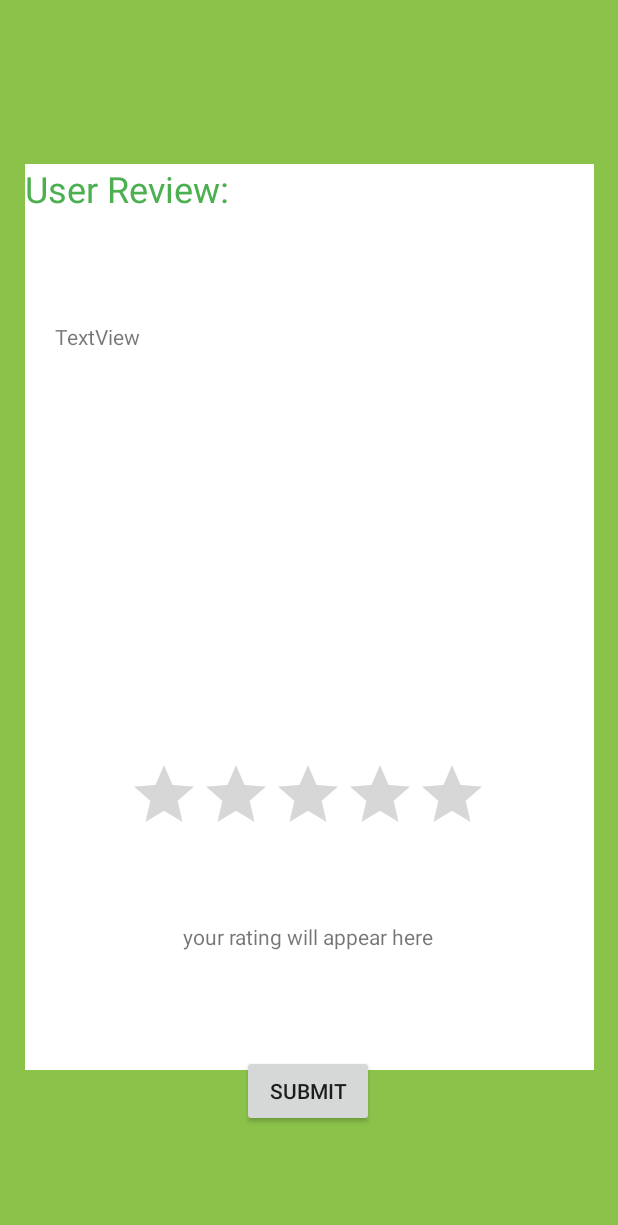
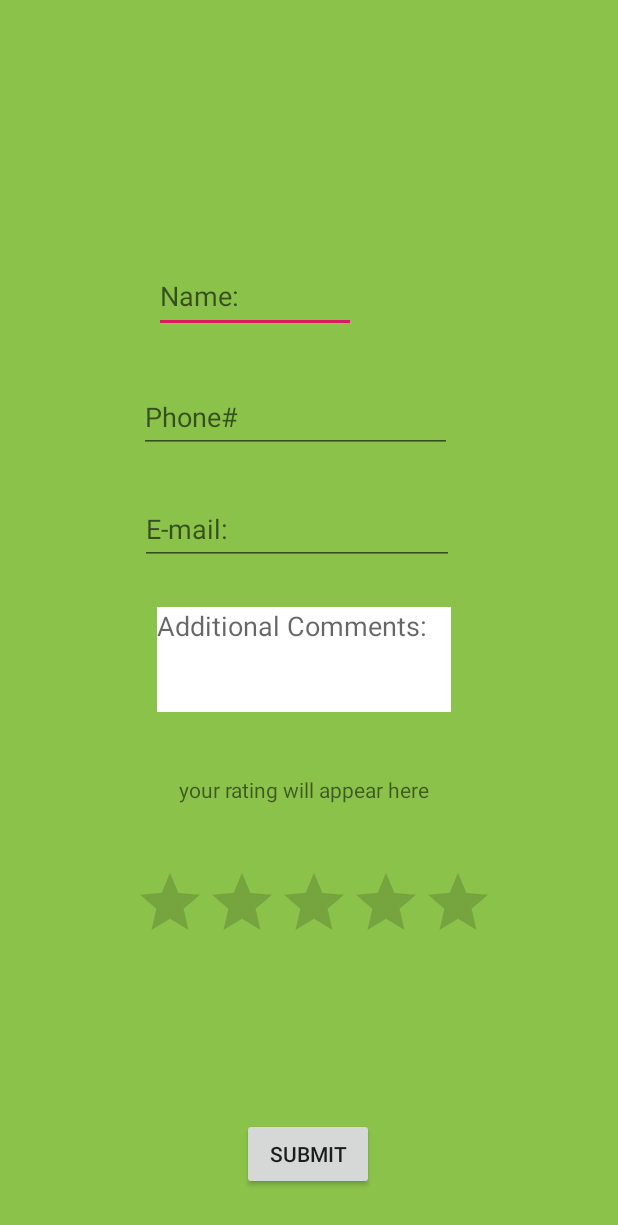
Before and after one commit to MofifoluwaLekeAkinrowo3651/iMonitor, an Android app: the layout activity_review.xml on its own in the app's theme, with its tools: preview values and no code run, on a phone screen of 412 x 824 dp. Shown: the top 1225 px of the screen. Run offline under Robolectric (Android 15) with nearby library versions, the phone set to English and light mode, and no system bars.

Commit message:
-add functionality to submit btn -When the submit btn is pressed, the user's rating is displayed in a textView

```diff
--- a/SmartBuilding/src/main/java/ca/greenops/it/smartbuilding/ReviewActivity.java
+++ b/SmartBuilding/src/main/java/ca/greenops/it/smartbuilding/ReviewActivity.java
@@ -1,6 +1,10 @@
 package ca.greenops.it.smartbuilding;
 
 import android.os.Bundle;
+import android.view.View;
+import android.widget.Button;
+import android.widget.RatingBar;
+import android.widget.TextView;
 
 import androidx.appcompat.app.AppCompatActivity;
 
@@ -10,5 +14,19 @@ public class ReviewActivity extends AppCompatActivity {
     protected void onCreate(Bundle savedInstanceState) {
         super.onCreate(savedInstanceState);
         setContentView(R.layout.activity_review);
+
+
+        final RatingBar ratingbar = (RatingBar) findViewById(R.id.ratingBar);
+        Button button = (Button) findViewById(R.id.submit_btn);
+        final TextView textView = (TextView) findViewById(R.id.ratingView);
+
+        button.setOnClickListener(new View.OnClickListener() {
+            @Override
+            public void onClick(View view) {
+
+                 textView.setText(getString(R.string.yourRating) + ratingbar.getRating());
+
+            }
+        });
     }
 }
--- a/SmartBuilding/src/main/res/layout/activity_main.xml
+++ b/SmartBuilding/src/main/res/layout/activity_main.xml
@@ -36,12 +36,12 @@
                         app:civ_circle_background_color="@color/white" />
 
                     <Button
+                        android:id="@+id/logoutBtn"
                         android:layout_width="wrap_content"
                         android:layout_height="wrap_content"
                         android:layout_gravity="right"
-                        android:id="@+id/logoutBtn"
-                        android:text="Logout"
-                        android:layout_marginTop="30dp"/>
+                        android:layout_marginTop="30dp"
+                        android:text="Logout" />
 
                     <TextView
                         android:id="@+id/hiuser"
--- a/SmartBuilding/src/main/res/layout/activity_review.xml
+++ b/SmartBuilding/src/main/res/layout/activity_review.xml
@@ -7,51 +7,40 @@
     android:background="@color/light_green"
     tools:context="ca.greenops.it.smartbuilding.EventsActivity">
 
-    <!-- TODO: Update blank fragment layout -->
-
-    <TextView
-        android:id="@+id/reviewView"
-        android:layout_width="379dp"
-        android:layout_height="604dp"
-        android:background="#FFFFFF"
-        android:text="@string/review"
-        android:textColor="#4CAF50"
-        android:textSize="24sp"
-        app:layout_constraintBottom_toBottomOf="parent"
-        app:layout_constraintEnd_toEndOf="parent"
-        app:layout_constraintStart_toStartOf="parent"
-        app:layout_constraintTop_toTopOf="parent"
-        app:layout_constraintVertical_bias="0.496" />
-
     <Button
-        android:id="@+id/button"
+        android:id="@+id/submit_btn"
         android:layout_width="wrap_content"
         android:layout_height="wrap_content"
         android:text="@string/submit"
         app:layout_constraintBottom_toBottomOf="parent"
         app:layout_constraintEnd_toEndOf="parent"
-        app:layout_constraintHorizontal_bias="0.497"
+        app:layout_constraintHorizontal_bias="0.498"
+        app:layout_constraintStart_toStartOf="parent"
+        app:layout_constraintTop_toBottomOf="@+id/relativeLayout"
+        app:layout_constraintVertical_bias="0.733" />
+
+    <RelativeLayout
+        android:id="@+id/relativeLayout"
+        android:layout_width="313dp"
+        android:layout_height="545dp"
+        app:layout_constraintBottom_toBottomOf="parent"
+        app:layout_constraintEnd_toEndOf="parent"
         app:layout_constraintStart_toStartOf="parent"
         app:layout_constraintTop_toTopOf="parent"
-        app:layout_constraintVertical_bias="0.906" />
-
-    <TextView
-        android:id="@+id/textView"
-        android:layout_width="338dp"
-        android:layout_height="221dp"
-        android:background="@drawable/back"
-        android:text="TextView"
-        app:layout_constraintBottom_toBottomOf="parent"
-        app:layout_constraintEnd_toEndOf="parent"
-        app:layout_constraintHorizontal_bias="0.493"
-        app:layout_constraintStart_toStartOf="parent"
-        app:layout_constraintTop_toTopOf="parent"
-        app:layout_constraintVertical_bias="0.356" />
+        app:layout_constraintVertical_bias="0.418">
 
         <RatingBar
             android:id="@+id/ratingBar"
             android:layout_width="wrap_content"
             android:layout_height="wrap_content"
+            android:layout_alignParentStart="true"
+            android:layout_alignParentTop="true"
+            android:layout_alignParentEnd="true"
+            android:layout_alignParentBottom="true"
+            android:layout_marginStart="40dp"
+            android:layout_marginTop="461dp"
+            android:layout_marginEnd="33dp"
+            android:layout_marginBottom="27dp"
             android:numStars="5"
             android:stepSize=".5"
             app:layout_constraintBottom_toBottomOf="parent"
@@ -61,16 +50,112 @@
             app:layout_constraintTop_toTopOf="parent"
             app:layout_constraintVertical_bias="0.66" />
 
-    <TextView
-        android:id="@+id/textView2"
+        <EditText
+            android:id="@+id/editTextTextPersonName2"
+            android:layout_width="135dp"
+            android:layout_height="49dp"
+            android:layout_alignParentStart="true"
+            android:layout_alignParentTop="true"
+            android:layout_alignParentEnd="true"
+            android:layout_alignParentBottom="true"
+            android:layout_marginStart="53dp"
+            android:layout_marginTop="56dp"
+            android:layout_marginEnd="125dp"
+            android:layout_marginBottom="440dp"
+            android:ems="10"
+            android:hint="@string/name"
+            android:inputType="textPersonName"
+            app:layout_constraintBottom_toBottomOf="parent"
+            app:layout_constraintEnd_toEndOf="parent"
+            app:layout_constraintHorizontal_bias="0.199"
+            app:layout_constraintStart_toStartOf="parent"
+            app:layout_constraintTop_toTopOf="parent"
+            app:layout_constraintVertical_bias="0.196" />
+
+        <EditText
+            android:id="@+id/editTextPhone"
             android:layout_width="wrap_content"
             android:layout_height="wrap_content"
-        android:text="@string/user_rating"
+            android:layout_alignParentStart="true"
+            android:layout_alignParentTop="true"
+            android:layout_alignParentEnd="true"
+            android:layout_alignParentBottom="true"
+            android:layout_marginStart="43dp"
+            android:layout_marginTop="137dp"
+            android:layout_marginEnd="61dp"
+            android:layout_marginBottom="360dp"
+            android:ems="10"
+            android:hint="@string/phone_num"
+            android:inputType="phone"
+            android:minHeight="48dp"
             app:layout_constraintBottom_toBottomOf="parent"
             app:layout_constraintEnd_toEndOf="parent"
-        app:layout_constraintHorizontal_bias="0.498"
+            app:layout_constraintHorizontal_bias="0.273"
             app:layout_constraintStart_toStartOf="parent"
             app:layout_constraintTop_toTopOf="parent"
-        app:layout_constraintVertical_bias="0.764" />
+            app:layout_constraintVertical_bias="0.29" />
+
+        <EditText
+            android:id="@+id/editTextTextEmailAddress"
+            android:layout_width="wrap_content"
+            android:layout_height="wrap_content"
+            android:layout_alignParentStart="true"
+            android:layout_alignParentTop="true"
+            android:layout_alignParentEnd="true"
+            android:layout_alignParentBottom="true"
+            android:layout_marginStart="44dp"
+            android:layout_marginTop="212dp"
+            android:layout_marginEnd="60dp"
+            android:layout_marginBottom="285dp"
+            android:ems="10"
+            android:hint="@string/email"
+            android:inputType="textEmailAddress"
+            android:minHeight="48dp"
+            app:layout_constraintBottom_toBottomOf="parent"
+            app:layout_constraintEnd_toEndOf="parent"
+            app:layout_constraintHorizontal_bias="0.273"
+            app:layout_constraintStart_toStartOf="parent"
+            app:layout_constraintTop_toTopOf="parent"
+            app:layout_constraintVertical_bias="0.379" />
+
+        <EditText
+            android:id="@+id/editTextTextMultiLine"
+            android:layout_width="196dp"
+            android:layout_height="70dp"
+            android:layout_alignParentStart="true"
+            android:layout_alignParentTop="true"
+            android:layout_alignParentEnd="true"
+            android:layout_alignParentBottom="true"
+            android:layout_marginStart="55dp"
+            android:layout_marginTop="288dp"
+            android:layout_marginEnd="62dp"
+            android:layout_marginBottom="187dp"
+            android:background="@color/white"
+            android:ems="10"
+            android:gravity="start|top"
+            android:hint="@string/comments"
+            android:inputType="textMultiLine"
+            android:minLines="6"
+            app:layout_constraintBottom_toBottomOf="parent"
+            app:layout_constraintEnd_toEndOf="parent"
+            app:layout_constraintHorizontal_bias="0.485"
+            app:layout_constraintStart_toStartOf="parent"
+            app:layout_constraintTop_toTopOf="parent" />
+
+        <TextView
+            android:id="@+id/ratingView"
+            android:layout_width="wrap_content"
+            android:layout_height="wrap_content"
+            android:layout_alignParentStart="true"
+            android:layout_alignParentTop="true"
+            android:layout_alignParentEnd="true"
+            android:layout_alignParentBottom="true"
+            android:layout_marginStart="70dp"
+            android:layout_marginTop="400dp"
+            android:layout_marginEnd="74dp"
+            android:layout_marginBottom="125dp"
+            android:text="@string/user_rating" />
+
+    </RelativeLayout>
 
 </androidx.constraintlayout.widget.ConstraintLayout>
--- a/SmartBuilding/src/main/res/values/strings.xml
+++ b/SmartBuilding/src/main/res/values/strings.xml
@@ -79,6 +79,11 @@
     <string name="review">User Review:</string>
     <string name="submit">SUBMIT</string>
     <string name="user_rating">your rating will appear here</string>
+    <string name="phone_num">Phone#</string>
+    <string name="name">Name:</string>
+    <string name="email">E-mail:</string>
+    <string name="comments">Additional Comments:</string>
+    <string name="yourRating">Your rating is: </string>
 
 
     <string-array name="offtime">
```
Lines whose indentation alone changed are shown as unchanged.
